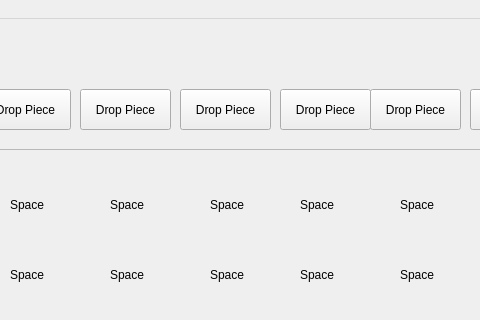
chrismoroney/Seattle-Pacific-University-CSC-3220, file Connect4App/connect4app.ui: the form before one commit; both pictures show x 230 to 710 and y 0 to 320 of the 984 by 722 pixel window.
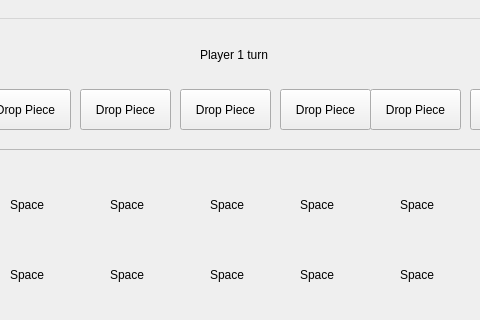
The form after the commit.

Patch:
```diff
--- a/Connect4App/connect4app.ui
+++ b/Connect4App/connect4app.ui
@@ -680,6 +680,22 @@
      <string>Instructions</string>
     </property>
    </widget>
+   <widget class="QLabel" name="player_label">
+    <property name="geometry">
+     <rect>
+      <x>430</x>
+      <y>20</y>
+      <width>81</width>
+      <height>31</height>
+     </rect>
+    </property>
+    <property name="text">
+     <string>Player 1 turn</string>
+    </property>
+    <property name="wordWrap">
+     <bool>false</bool>
+    </property>
+   </widget>
   </widget>
   <widget class="QMenuBar" name="menubar">
    <property name="geometry">
```
Left out of the diff: 2 changed lines with no effect on the pictures.
